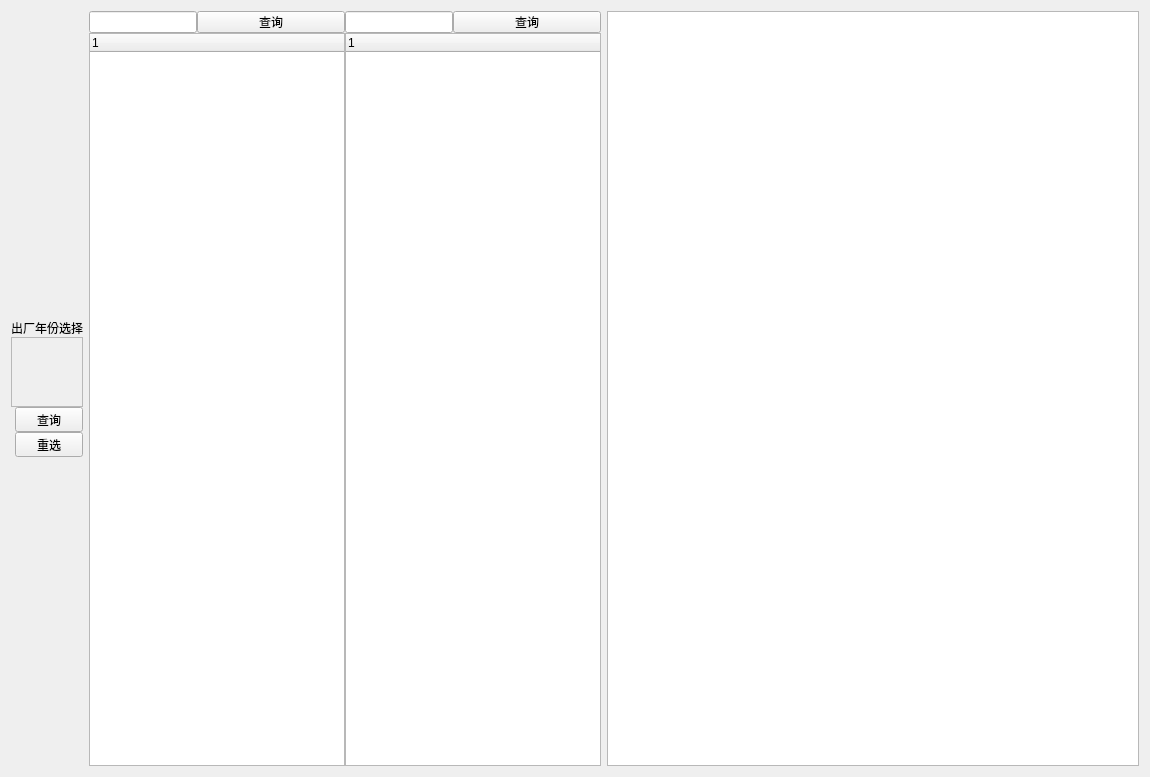
Qt form widgets/strengthDisturb/maintenMange.ui (Belos10/Equip) before a commit.
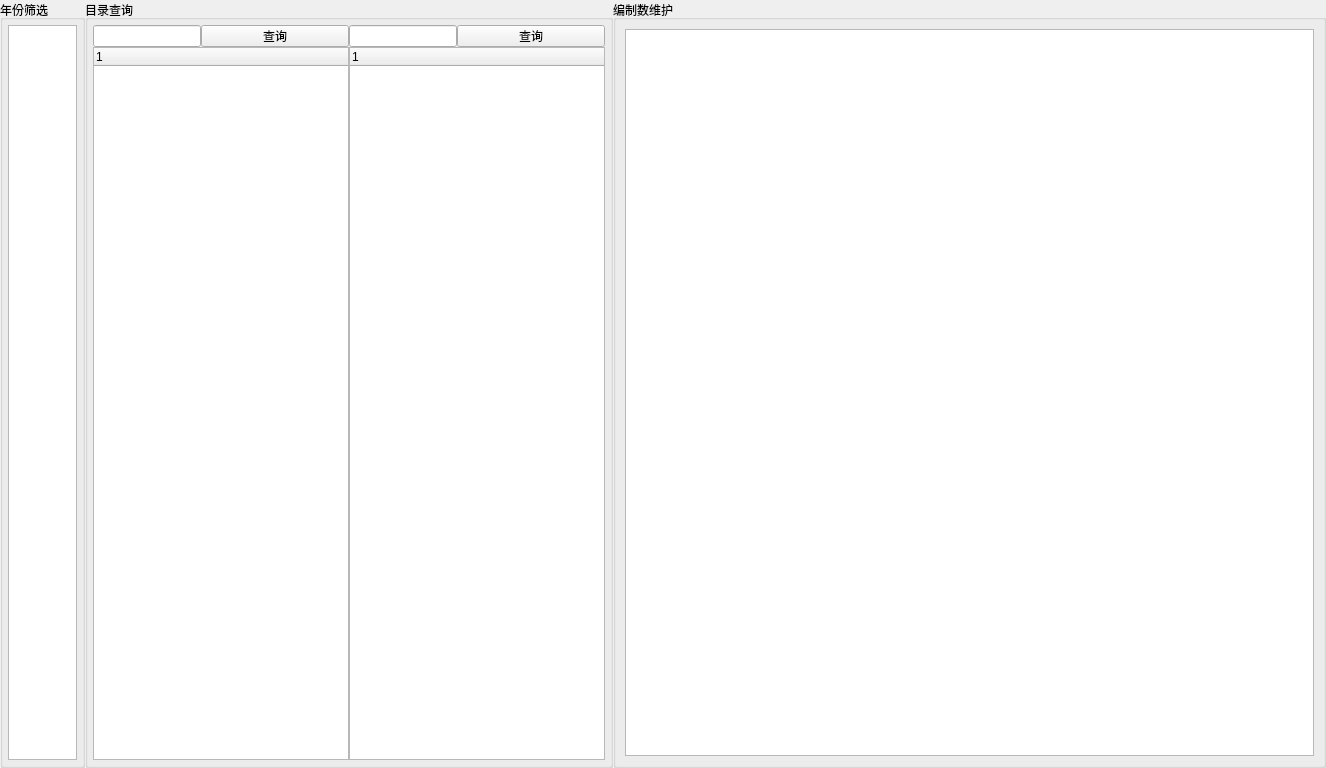
The same form after that commit.

Patch:
```diff
--- a/widgets/strengthDisturb/maintenMange.ui
+++ b/widgets/strengthDisturb/maintenMange.ui
@@ -6,15 +6,30 @@
    <rect>
     <x>0</x>
     <y>0</y>
-    <width>1150</width>
-    <height>777</height>
+    <width>1326</width>
+    <height>768</height>
    </rect>
   </property>
   <property name="windowTitle">
    <string>Form</string>
   </property>
-  <layout class="QHBoxLayout" name="horizontalLayout_5">
-   <item>
+  <layout class="QGridLayout" name="gridLayout_3">
+   <property name="leftMargin">
+    <number>0</number>
+   </property>
+   <property name="topMargin">
+    <number>0</number>
+   </property>
+   <property name="rightMargin">
+    <number>0</number>
+   </property>
+   <property name="bottomMargin">
+    <number>0</number>
+   </property>
+   <property name="spacing">
+    <number>0</number>
+   </property>
+   <item row="0" column="0">
     <widget class="QWidget" name="widget" native="true">
      <property name="sizePolicy">
       <sizepolicy hsizetype="Fixed" vsizetype="Preferred">
@@ -28,92 +43,63 @@
        <height>755</height>
       </size>
      </property>
-     <layout class="QVBoxLayout" name="verticalLayout_4">
-      <property name="spacing">
-       <number>0</number>
-      </property>
-      <property name="sizeConstraint">
-       <enum>QLayout::SetFixedSize</enum>
-      </property>
+    </widget>
+   </item>
+   <item row="0" column="1">
+    <widget class="QGroupBox" name="groupBox">
+     <property name="maximumSize">
+      <size>
+       <width>85</width>
+       <height>16777215</height>
+      </size>
+     </property>
+     <property name="title">
+      <string>年份筛选</string>
+     </property>
+     <layout class="QGridLayout" name="gridLayout">
       <property name="leftMargin">
-       <number>0</number>
+       <number>5</number>
       </property>
       <property name="topMargin">
-       <number>0</number>
+       <number>5</number>
       </property>
       <property name="rightMargin">
-       <number>0</number>
+       <number>5</number>
       </property>
       <property name="bottomMargin">
-       <number>0</number>
+       <number>5</number>
       </property>
-      <item>
-       <widget class="QLabel" name="label">
-        <property name="sizePolicy">
-         <sizepolicy hsizetype="Preferred" vsizetype="Minimum">
-          <horstretch>0</horstretch>
-          <verstretch>0</verstretch>
-         </sizepolicy>
-        </property>
-        <property name="text">
-         <string>出厂年份选择</string>
-        </property>
-       </widget>
+      <property name="spacing">
+       <number>5</number>
+      </property>
+      <item row="0" column="0">
+       <widget class="QListWidget" name="lw_chooseYear"/>
       </item>
-      <item>
-       <widget class="QScrollArea" name="sa_yearChoose">
-        <property name="widgetResizable">
-         <bool>true</bool>
-        </property>
-        <widget class="QWidget" name="scrollAreaWidgetContents">
-         <property name="geometry">
-          <rect>
-           <x>0</x>
-           <y>0</y>
-           <width>88</width>
-           <height>687</height>
-          </rect>
-         </property>
-        </widget>
-       </widget>
-      </item>
-      <item>
-       <layout class="QVBoxLayout" name="verticalLayout_2">
+     </layout>
+    </widget>
+   </item>
+   <item row="0" column="2">
+    <widget class="QGroupBox" name="groupBox_2">
+     <property name="title">
+      <string>目录查询</string>
+     </property>
+     <layout class="QGridLayout" name="gridLayout_2">
         <property name="leftMargin">
-         <number>4</number>
-        </property>
-        <item>
-         <widget class="QToolButton" name="tb_inqury">
-          <property name="sizePolicy">
-           <sizepolicy hsizetype="Minimum" vsizetype="Minimum">
-            <horstretch>0</horstretch>
-            <verstretch>0</verstretch>
-           </sizepolicy>
-          </property>
-          <property name="text">
-           <string>查询</string>
-          </property>
-         </widget>
-        </item>
-        <item>
-         <widget class="QToolButton" name="tb_rechoose">
-          <property name="sizePolicy">
-           <sizepolicy hsizetype="Minimum" vsizetype="Minimum">
-            <horstretch>0</horstretch>
-            <verstretch>0</verstretch>
-           </sizepolicy>
-          </property>
-          <property name="text">
-           <string>重选</string>
-          </property>
-         </widget>
-        </item>
-       </layout>
-      </item>
-     </layout>
-    </widget>
-   </item>
-   <item>
+       <number>5</number>
+      </property>
+      <property name="topMargin">
+       <number>5</number>
+      </property>
+      <property name="rightMargin">
+       <number>5</number>
+      </property>
+      <property name="bottomMargin">
+       <number>5</number>
+      </property>
+      <property name="spacing">
+       <number>5</number>
+      </property>
+      <item row="0" column="0">
     <widget class="QWidget" name="wg_directory" native="true">
      <property name="sizePolicy">
       <sizepolicy hsizetype="Fixed" vsizetype="Preferred">
@@ -239,8 +225,20 @@
      </layout>
     </widget>
    </item>
-   <item>
-    <widget class="QTableWidget" name="tw_result"/>
+     </layout>
+    </widget>
+   </item>
+   <item row="0" column="3">
+    <widget class="QGroupBox" name="groupBox_3">
+     <property name="title">
+      <string>编制数维护</string>
+     </property>
+     <layout class="QGridLayout" name="gridLayout_4">
+      <item row="0" column="0">
+       <widget class="QTableWidget" name="tableWidget"/>
+      </item>
+     </layout>
+    </widget>
    </item>
   </layout>
  </widget>
```
Lines whose indentation alone changed are shown as unchanged.
